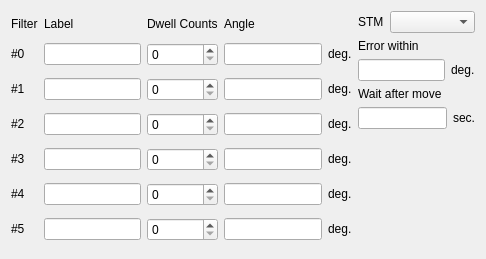
First picture: the form in modules/optics/core/filterwheelform.ui, repository northriv/KAME, before the edit.
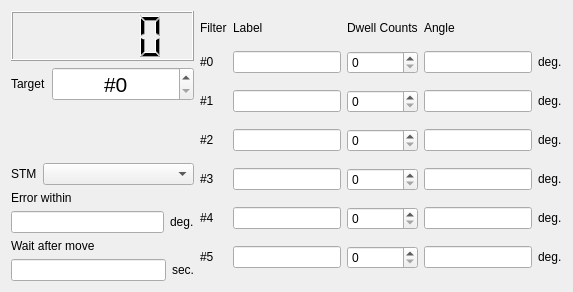
Second picture: the form after the edit.

```diff
--- a/modules/optics/core/filterwheelform.ui
+++ b/modules/optics/core/filterwheelform.ui
@@ -6,16 +6,234 @@
    <rect>
     <x>0</x>
     <y>0</y>
-    <width>486</width>
-    <height>259</height>
+    <width>573</width>
+    <height>292</height>
    </rect>
   </property>
   <property name="windowTitle">
    <string>Network Analyzer Control</string>
   </property>
   <widget class="QWidget" name="widget">
-   <layout class="QGridLayout" name="gridLayout_2">
-    <item row="0" column="0">
+   <layout class="QHBoxLayout" name="horizontalLayout_6">
+    <item>
+     <layout class="QVBoxLayout" name="verticalLayout_3">
+      <item>
+       <widget class="QLCDNumber" name="m_lcdCurrentPos">
+        <property name="minimumSize">
+         <size>
+          <width>0</width>
+          <height>50</height>
+         </size>
+        </property>
+       </widget>
+      </item>
+      <item>
+       <layout class="QHBoxLayout" name="horizontalLayout_4">
+        <item>
+         <widget class="QLabel" name="textLabel1_2_5_3_5">
+          <property name="sizePolicy">
+           <sizepolicy hsizetype="Fixed" vsizetype="Preferred">
+            <horstretch>0</horstretch>
+            <verstretch>0</verstretch>
+           </sizepolicy>
+          </property>
+          <property name="text">
+           <string>Target</string>
+          </property>
+          <property name="wordWrap">
+           <bool>false</bool>
+          </property>
+         </widget>
+        </item>
+        <item>
+         <widget class="QSpinBox" name="m_spbTarget">
+          <property name="minimumSize">
+           <size>
+            <width>60</width>
+            <height>30</height>
+           </size>
+          </property>
+          <property name="maximumSize">
+           <size>
+            <width>16777215</width>
+            <height>16777215</height>
+           </size>
+          </property>
+          <property name="font">
+           <font>
+            <pointsize>16</pointsize>
+           </font>
+          </property>
+          <property name="alignment">
+           <set>Qt::AlignCenter</set>
+          </property>
+          <property name="suffix">
+           <string/>
+          </property>
+          <property name="prefix">
+           <string>#</string>
+          </property>
+          <property name="minimum">
+           <number>0</number>
+          </property>
+          <property name="maximum">
+           <number>5</number>
+          </property>
+         </widget>
+        </item>
+       </layout>
+      </item>
+      <item>
+       <spacer name="verticalSpacer">
+        <property name="orientation">
+         <enum>Qt::Vertical</enum>
+        </property>
+        <property name="sizeHint" stdset="0">
+         <size>
+          <width>20</width>
+          <height>18</height>
+         </size>
+        </property>
+       </spacer>
+      </item>
+      <item>
+       <layout class="QHBoxLayout" name="horizontalLayout_3">
+        <item>
+         <widget class="QLabel" name="textLabel1_2_5_3_4">
+          <property name="sizePolicy">
+           <sizepolicy hsizetype="Fixed" vsizetype="Preferred">
+            <horstretch>0</horstretch>
+            <verstretch>0</verstretch>
+           </sizepolicy>
+          </property>
+          <property name="text">
+           <string>STM</string>
+          </property>
+          <property name="wordWrap">
+           <bool>false</bool>
+          </property>
+         </widget>
+        </item>
+        <item>
+         <widget class="QComboBox" name="m_cmbSTM"/>
+        </item>
+       </layout>
+      </item>
+      <item>
+       <layout class="QVBoxLayout" name="verticalLayout_2">
+        <item>
+         <widget class="QLabel" name="textLabel1_2_5_3_3">
+          <property name="sizePolicy">
+           <sizepolicy hsizetype="Fixed" vsizetype="Preferred">
+            <horstretch>0</horstretch>
+            <verstretch>0</verstretch>
+           </sizepolicy>
+          </property>
+          <property name="text">
+           <string>Error within</string>
+          </property>
+          <property name="wordWrap">
+           <bool>false</bool>
+          </property>
+         </widget>
+        </item>
+        <item>
+         <layout class="QHBoxLayout" name="horizontalLayout">
+          <item>
+           <widget class="QLineEdit" name="m_edPhaseErrWithin">
+            <property name="sizePolicy">
+             <sizepolicy hsizetype="Preferred" vsizetype="Fixed">
+              <horstretch>0</horstretch>
+              <verstretch>0</verstretch>
+             </sizepolicy>
+            </property>
+            <property name="minimumSize">
+             <size>
+              <width>40</width>
+              <height>0</height>
+             </size>
+            </property>
+           </widget>
+          </item>
+          <item>
+           <widget class="QLabel" name="textLabel1_2_2_4_3_2">
+            <property name="sizePolicy">
+             <sizepolicy hsizetype="Fixed" vsizetype="Preferred">
+              <horstretch>0</horstretch>
+              <verstretch>0</verstretch>
+             </sizepolicy>
+            </property>
+            <property name="text">
+             <string>deg.</string>
+            </property>
+            <property name="wordWrap">
+             <bool>false</bool>
+            </property>
+           </widget>
+          </item>
+         </layout>
+        </item>
+       </layout>
+      </item>
+      <item>
+       <layout class="QVBoxLayout" name="verticalLayout">
+        <item>
+         <widget class="QLabel" name="textLabel1_2_5_3_7">
+          <property name="sizePolicy">
+           <sizepolicy hsizetype="Fixed" vsizetype="Preferred">
+            <horstretch>0</horstretch>
+            <verstretch>0</verstretch>
+           </sizepolicy>
+          </property>
+          <property name="text">
+           <string>Wait after move</string>
+          </property>
+          <property name="wordWrap">
+           <bool>false</bool>
+          </property>
+         </widget>
+        </item>
+        <item>
+         <layout class="QHBoxLayout" name="horizontalLayout_2">
+          <item>
+           <widget class="QLineEdit" name="m_edWaitAfterMove">
+            <property name="sizePolicy">
+             <sizepolicy hsizetype="Preferred" vsizetype="Fixed">
+              <horstretch>0</horstretch>
+              <verstretch>0</verstretch>
+             </sizepolicy>
+            </property>
+            <property name="minimumSize">
+             <size>
+              <width>40</width>
+              <height>0</height>
+             </size>
+            </property>
+           </widget>
+          </item>
+          <item>
+           <widget class="QLabel" name="textLabel1_2_2_4_3_4">
+            <property name="sizePolicy">
+             <sizepolicy hsizetype="Fixed" vsizetype="Preferred">
+              <horstretch>0</horstretch>
+              <verstretch>0</verstretch>
+             </sizepolicy>
+            </property>
+            <property name="text">
+             <string>sec.</string>
+            </property>
+            <property name="wordWrap">
+             <bool>false</bool>
+            </property>
+           </widget>
+          </item>
+         </layout>
+        </item>
+       </layout>
+      </item>
+     </layout>
+    </item>
+    <item>
      <layout class="QGridLayout" name="gridLayout">
       <item row="0" column="0">
        <widget class="QLabel" name="textLabel1_2_5_3_3_13">
@@ -587,158 +805,6 @@
       </item>
      </layout>
     </item>
-    <item row="0" column="1">
-     <layout class="QVBoxLayout" name="verticalLayout_3">
-      <item>
-       <layout class="QHBoxLayout" name="horizontalLayout_3">
-        <item>
-         <widget class="QLabel" name="textLabel1_2_5_3_4">
-          <property name="sizePolicy">
-           <sizepolicy hsizetype="Fixed" vsizetype="Preferred">
-            <horstretch>0</horstretch>
-            <verstretch>0</verstretch>
-           </sizepolicy>
-          </property>
-          <property name="text">
-           <string>STM</string>
-          </property>
-          <property name="wordWrap">
-           <bool>false</bool>
-          </property>
-         </widget>
-        </item>
-        <item>
-         <widget class="QComboBox" name="m_cmbSTM"/>
-        </item>
-       </layout>
-      </item>
-      <item>
-       <layout class="QVBoxLayout" name="verticalLayout_2">
-        <item>
-         <widget class="QLabel" name="textLabel1_2_5_3_3">
-          <property name="sizePolicy">
-           <sizepolicy hsizetype="Fixed" vsizetype="Preferred">
-            <horstretch>0</horstretch>
-            <verstretch>0</verstretch>
-           </sizepolicy>
-          </property>
-          <property name="text">
-           <string>Error within</string>
-          </property>
-          <property name="wordWrap">
-           <bool>false</bool>
-          </property>
-         </widget>
-        </item>
-        <item>
-         <layout class="QHBoxLayout" name="horizontalLayout">
-          <item>
-           <widget class="QLineEdit" name="m_edPhaseErrWithin">
-            <property name="sizePolicy">
-             <sizepolicy hsizetype="Preferred" vsizetype="Fixed">
-              <horstretch>0</horstretch>
-              <verstretch>0</verstretch>
-             </sizepolicy>
-            </property>
-            <property name="minimumSize">
-             <size>
-              <width>40</width>
-              <height>0</height>
-             </size>
-            </property>
-           </widget>
-          </item>
-          <item>
-           <widget class="QLabel" name="textLabel1_2_2_4_3_2">
-            <property name="sizePolicy">
-             <sizepolicy hsizetype="Fixed" vsizetype="Preferred">
-              <horstretch>0</horstretch>
-              <verstretch>0</verstretch>
-             </sizepolicy>
-            </property>
-            <property name="text">
-             <string>deg.</string>
-            </property>
-            <property name="wordWrap">
-             <bool>false</bool>
-            </property>
-           </widget>
-          </item>
-         </layout>
-        </item>
-       </layout>
-      </item>
-      <item>
-       <layout class="QVBoxLayout" name="verticalLayout">
-        <item>
-         <widget class="QLabel" name="textLabel1_2_5_3_7">
-          <property name="sizePolicy">
-           <sizepolicy hsizetype="Fixed" vsizetype="Preferred">
-            <horstretch>0</horstretch>
-            <verstretch>0</verstretch>
-           </sizepolicy>
-          </property>
-          <property name="text">
-           <string>Wait after move</string>
-          </property>
-          <property name="wordWrap">
-           <bool>false</bool>
-          </property>
-         </widget>
-        </item>
-        <item>
-         <layout class="QHBoxLayout" name="horizontalLayout_2">
-          <item>
-           <widget class="QLineEdit" name="m_edWaitAfterMove">
-            <property name="sizePolicy">
-             <sizepolicy hsizetype="Preferred" vsizetype="Fixed">
-              <horstretch>0</horstretch>
-              <verstretch>0</verstretch>
-             </sizepolicy>
-            </property>
-            <property name="minimumSize">
-             <size>
-              <width>40</width>
-              <height>0</height>
-             </size>
-            </property>
-           </widget>
-          </item>
-          <item>
-           <widget class="QLabel" name="textLabel1_2_2_4_3_4">
-            <property name="sizePolicy">
-             <sizepolicy hsizetype="Fixed" vsizetype="Preferred">
-              <horstretch>0</horstretch>
-              <verstretch>0</verstretch>
-             </sizepolicy>
-            </property>
-            <property name="text">
-             <string>sec.</string>
-            </property>
-            <property name="wordWrap">
-             <bool>false</bool>
-            </property>
-           </widget>
-          </item>
-         </layout>
-        </item>
-       </layout>
-      </item>
-      <item>
-       <spacer name="verticalSpacer">
-        <property name="orientation">
-         <enum>Qt::Vertical</enum>
-        </property>
-        <property name="sizeHint" stdset="0">
-         <size>
-          <width>20</width>
-          <height>40</height>
-         </size>
-        </property>
-       </spacer>
-      </item>
-     </layout>
-    </item>
    </layout>
   </widget>
  </widget>
```
